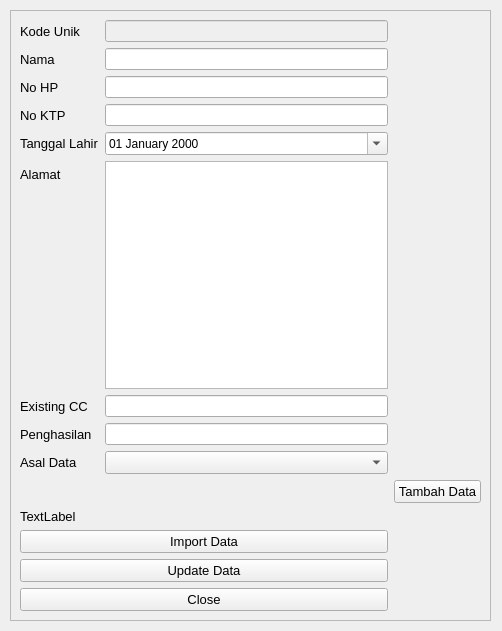
This is mainFiles/assets/ui/adminData.ui in NathanielClarence/telemarketingdb as Qt 5 draws it before an edit. The edited form follows.
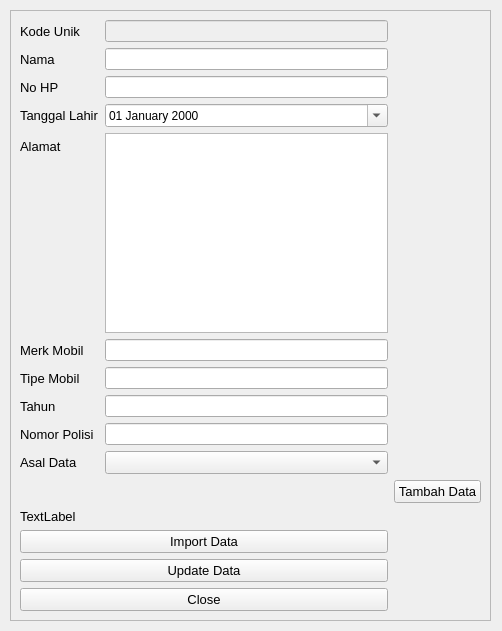
This is the edited form.

Commit message: [FIX-01] Fixed add data according to spec

What changed in the file:
```diff
--- a/mainFiles/assets/ui/adminData.ui
+++ b/mainFiles/assets/ui/adminData.ui
@@ -175,27 +175,6 @@
           </widget>
          </item>
          <item row="3" column="0">
-          <widget class="QLabel" name="label_4">
-           <property name="font">
-            <font>
-             <pointsize>10</pointsize>
-            </font>
-           </property>
-           <property name="text">
-            <string>No KTP</string>
-           </property>
-          </widget>
-         </item>
-         <item row="3" column="1">
-          <widget class="QLineEdit" name="in_id">
-           <property name="font">
-            <font>
-             <pointsize>9</pointsize>
-            </font>
-           </property>
-          </widget>
-         </item>
-         <item row="4" column="0">
           <widget class="QLabel" name="label_5">
            <property name="font">
             <font>
@@ -207,7 +186,7 @@
            </property>
           </widget>
          </item>
-         <item row="4" column="1">
+         <item row="3" column="1">
           <widget class="QDateEdit" name="in_dob">
            <property name="font">
             <font>
@@ -222,7 +201,7 @@
            </property>
           </widget>
          </item>
-         <item row="5" column="0">
+         <item row="4" column="0">
           <widget class="QLabel" name="label_6">
            <property name="font">
             <font>
@@ -234,7 +213,7 @@
            </property>
           </widget>
          </item>
-         <item row="5" column="1">
+         <item row="4" column="1">
           <widget class="QTextEdit" name="in_address">
            <property name="font">
             <font>
@@ -243,7 +222,7 @@
            </property>
           </widget>
          </item>
-         <item row="6" column="0">
+         <item row="5" column="0">
           <widget class="QLabel" name="label_7">
            <property name="font">
             <font>
@@ -251,12 +230,12 @@
             </font>
            </property>
            <property name="text">
-            <string>Existing CC</string>
+            <string>Merk Mobil</string>
            </property>
           </widget>
          </item>
-         <item row="6" column="1">
-          <widget class="QLineEdit" name="in_cc">
+         <item row="5" column="1">
+          <widget class="QLineEdit" name="in_merek">
            <property name="font">
             <font>
              <pointsize>9</pointsize>
@@ -264,7 +243,7 @@
            </property>
           </widget>
          </item>
-         <item row="7" column="0">
+         <item row="6" column="0">
           <widget class="QLabel" name="label_8">
            <property name="font">
             <font>
@@ -272,12 +251,21 @@
             </font>
            </property>
            <property name="text">
-            <string>Penghasilan</string>
+            <string>Tipe Mobil</string>
+           </property>
+          </widget>
+         </item>
+         <item row="6" column="1">
+          <widget class="QLineEdit" name="in_tipe">
+           <property name="font">
+            <font>
+             <pointsize>9</pointsize>
+            </font>
            </property>
           </widget>
          </item>
          <item row="7" column="1">
-          <widget class="QLineEdit" name="in_earning">
+          <widget class="QLineEdit" name="in_tahun">
            <property name="font">
             <font>
              <pointsize>9</pointsize>
@@ -285,7 +273,19 @@
            </property>
           </widget>
          </item>
-         <item row="8" column="0">
+         <item row="7" column="0">
+          <widget class="QLabel" name="label_4">
+           <property name="font">
+            <font>
+             <pointsize>10</pointsize>
+            </font>
+           </property>
+           <property name="text">
+            <string>Tahun</string>
+           </property>
+          </widget>
+         </item>
+         <item row="9" column="0">
           <widget class="QLabel" name="lbl_source">
            <property name="font">
             <font>
@@ -297,7 +297,7 @@
            </property>
           </widget>
          </item>
-         <item row="8" column="1">
+         <item row="9" column="1">
           <widget class="QComboBox" name="cmb_source">
            <property name="font">
             <font>
@@ -306,6 +306,27 @@
            </property>
           </widget>
          </item>
+         <item row="8" column="0">
+          <widget class="QLabel" name="label_9">
+           <property name="font">
+            <font>
+             <pointsize>10</pointsize>
+            </font>
+           </property>
+           <property name="text">
+            <string>Nomor Polisi</string>
+           </property>
+          </widget>
+         </item>
+         <item row="8" column="1">
+          <widget class="QLineEdit" name="in_nopol">
+           <property name="font">
+            <font>
+             <pointsize>9</pointsize>
+            </font>
+           </property>
+          </widget>
+         </item>
         </layout>
        </item>
       </layout>
```
The commit also changes 3 other files.
